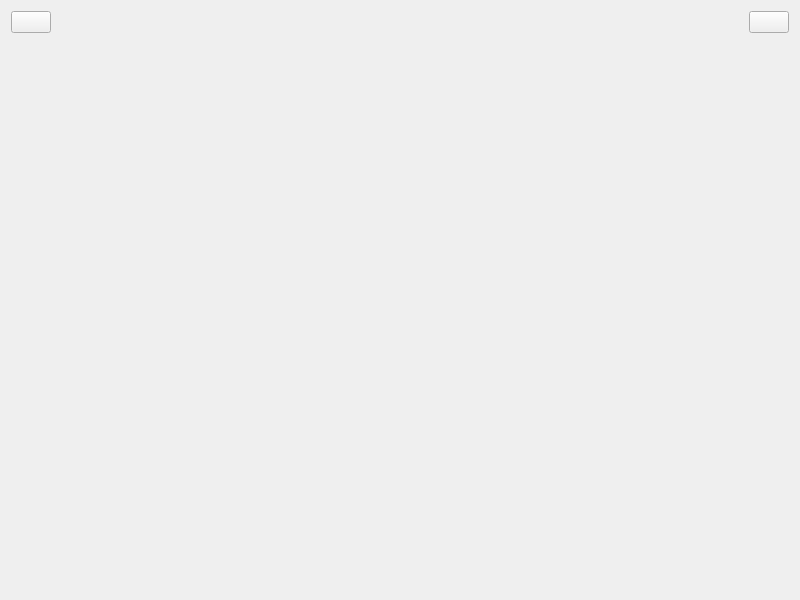
musuwer/QtCourse, file Lab3/masterview.ui: the form before one commit.
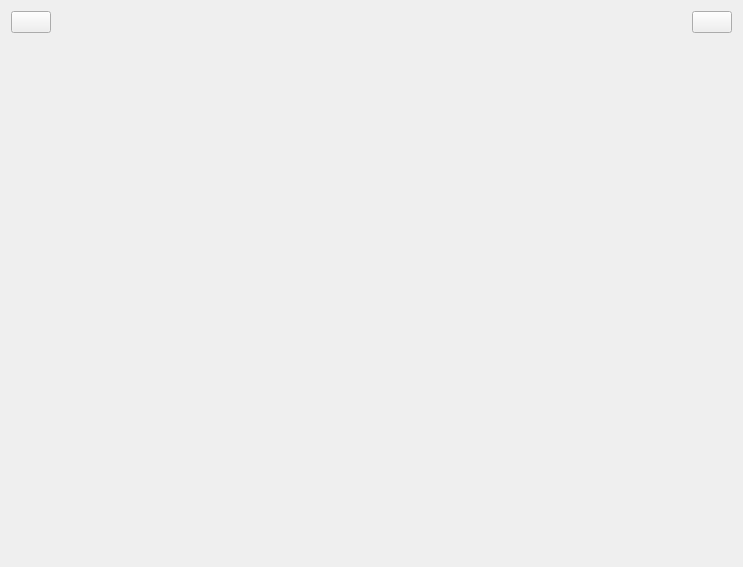
The form after the commit. Icons and pictures are not drawn.

The edit to the form file:
```diff
--- a/Lab3/masterview.ui
+++ b/Lab3/masterview.ui
@@ -6,8 +6,8 @@
    <rect>
     <x>0</x>
     <y>0</y>
-    <width>800</width>
-    <height>600</height>
+    <width>743</width>
+    <height>567</height>
    </rect>
   </property>
   <property name="windowTitle">
@@ -74,7 +74,11 @@
     </layout>
    </item>
    <item>
-    <widget class="QStackedWidget" name="stackedWidget"/>
+    <widget class="QStackedWidget" name="stackedWidget">
+     <property name="styleSheet">
+      <string notr="true">color: qlineargradient(spread:pad, x1:0, y1:1, x2:0, y2:0.193, stop:0 rgba(0, 0, 0, 255), stop:0.198068 rgba(14, 8, 73, 255), stop:0.400966 rgba(126, 14, 81, 255), stop:0.57971 rgba(234, 11, 11, 255), stop:0.661836 rgba(244, 70, 5, 255), stop:0.816425 rgba(255, 136, 0, 255), stop:0.935 rgba(239, 236, 55, 255));</string>
+     </property>
+    </widget>
    </item>
   </layout>
  </widget>
```
Left out of the diff: 4 changed lines with no effect on the pictures.
